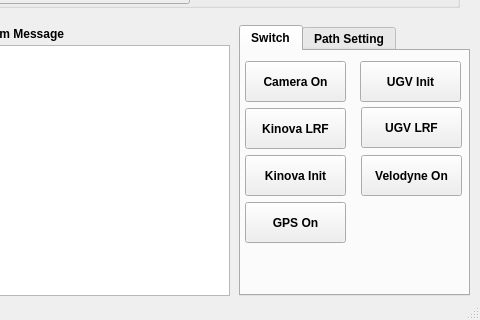
First picture: the form in EurecarURV_Dlg.ui, repository Jun-Hong-7794/Eurecar-URV, before the edit; both pictures show x 741 to 1221 and y 304 to 624 of the 1221 by 624 pixel window.
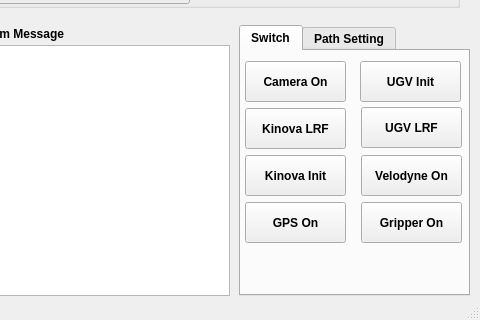
Second picture: the form after the edit. Custom widgets are drawn as their Qt base class.

Commit message: Jun: New Gripper Test

What changed in the file:
```diff
--- a/EurecarURV_Dlg.ui
+++ b/EurecarURV_Dlg.ui
@@ -551,6 +551,19 @@
        <string>UGV LRF</string>
       </property>
      </widget>
+     <widget class="QPushButton" name="bt_gripper">
+      <property name="geometry">
+       <rect>
+        <x>120</x>
+        <y>151</y>
+        <width>101</width>
+        <height>41</height>
+       </rect>
+      </property>
+      <property name="text">
+       <string>Gripper On</string>
+      </property>
+     </widget>
     </widget>
     <widget class="QWidget" name="tab_path">
      <attribute name="title">
```
The commit also changes 15 other files.
